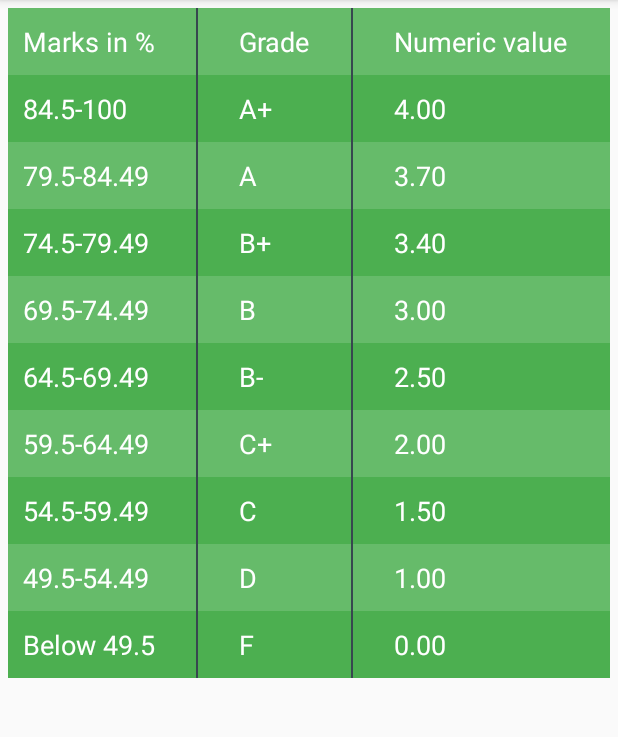
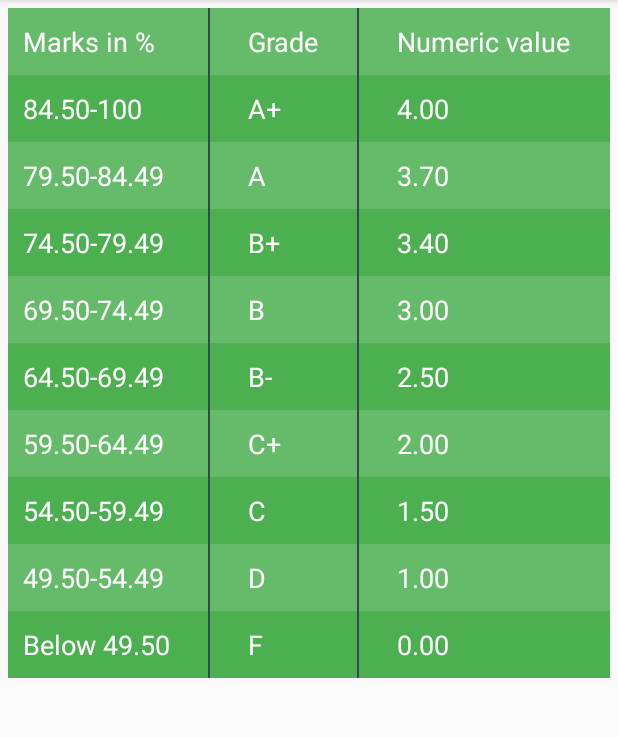
Before and after one commit to bullheadandplato/refactored-fortnight, an Android app: the GradeDetailsActivity screen opened directly, with no data from a screen before it, on a phone screen of 412 x 824 dp, the part 84-821 px from its top. Run offline under Robolectric (Android 15) with nearby library versions, the phone set to English and light mode, and no system bars.

```diff
--- a/app/src/main/res/layout/activity_grade_details.xml
+++ b/app/src/main/res/layout/activity_grade_details.xml
@@ -71,7 +71,7 @@
                 <TextView
                     android:id="@+id/textView21"
                     android:padding="@dimen/table_row_padding"
-                    android:text="84.5-100"
+                    android:text="84.50-100"
                     android:textColor="@color/white"
                     android:textSize="@dimen/table_text_size" />
 
@@ -115,7 +115,7 @@
 
                 <TextView
                     android:padding="@dimen/table_row_padding"
-                    android:text="79.5-84.49"
+                    android:text="79.50-84.49"
                     android:textColor="@color/white"
                     android:textSize="@dimen/table_text_size" />
 
@@ -155,7 +155,7 @@
 
                 <TextView
                     android:padding="@dimen/table_row_padding"
-                    android:text="74.5-79.49"
+                    android:text="74.50-79.49"
                     android:textColor="@color/white"
                     android:textSize="@dimen/table_text_size" />
 
@@ -195,7 +195,7 @@
 
                 <TextView
                     android:padding="@dimen/table_row_padding"
-                    android:text="69.5-74.49"
+                    android:text="69.50-74.49"
                     android:textColor="@color/white"
                     android:textSize="@dimen/table_text_size"
                     />
@@ -236,7 +236,7 @@
 
                 <TextView
                     android:padding="@dimen/table_row_padding"
-                    android:text="64.5-69.49"
+                    android:text="64.50-69.49"
                     android:textColor="@color/white"
                     android:textSize="@dimen/table_text_size"
 
@@ -279,7 +279,7 @@
 
                 <TextView
                     android:padding="@dimen/table_row_padding"
-                    android:text="59.5-64.49"
+                    android:text="59.50-64.49"
                     android:textColor="@color/white"
                     android:textSize="@dimen/table_text_size"
 
@@ -322,7 +322,7 @@
 
                 <TextView
                     android:padding="@dimen/table_row_padding"
-                    android:text="54.5-59.49"
+                    android:text="54.50-59.49"
                     android:textColor="@color/white"
                     android:textSize="@dimen/table_text_size"
 
@@ -367,7 +367,7 @@
 
                 <TextView
                     android:padding="@dimen/table_row_padding"
-                    android:text="49.5-54.49"
+                    android:text="49.50-54.49"
                     android:textColor="@color/white"
                     android:textSize="@dimen/table_text_size"
 
@@ -410,7 +410,7 @@
 
                 <TextView
                     android:padding="@dimen/table_row_padding"
-                    android:text="Below 49.5"
+                    android:text="Below 49.50"
                     android:textColor="@color/white"
                     android:textSize="@dimen/table_text_size"
 
```
